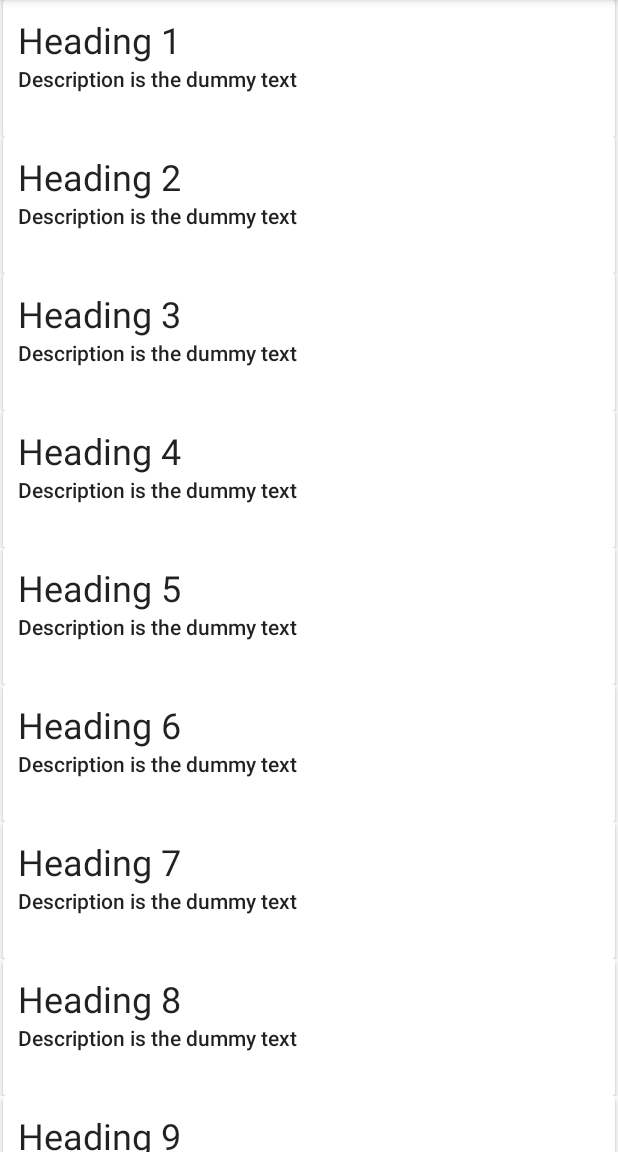
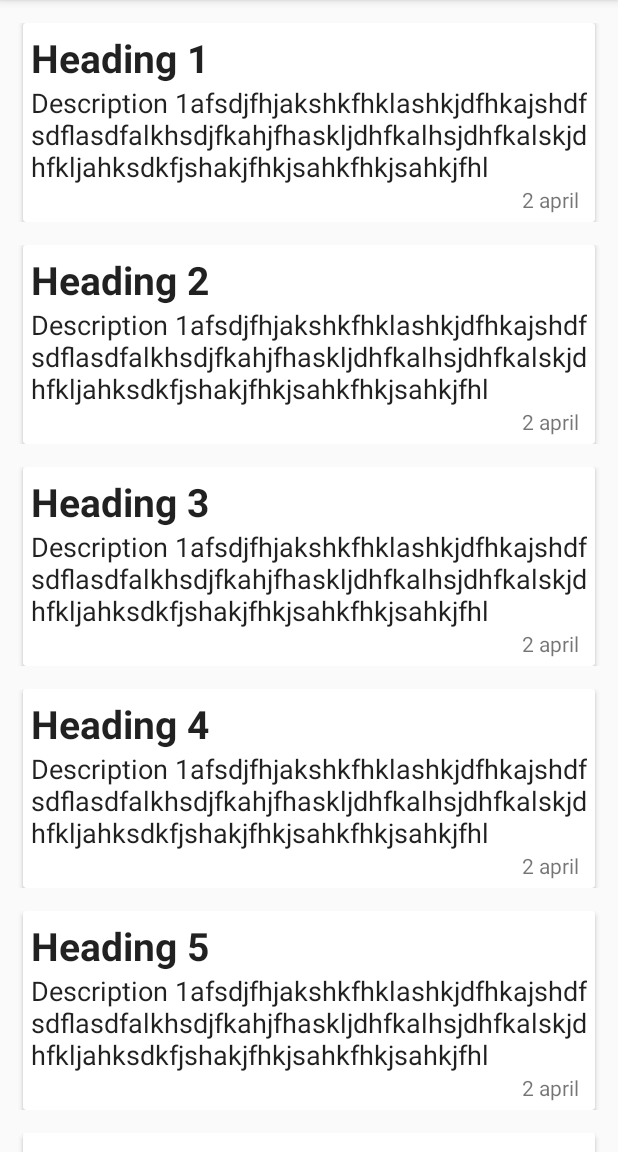
Before and after one commit to dhananjay0610/CoachingClass, an Android app: the screen it shows after launch (MainActivity), on a phone screen of 412 x 824 dp, the part 84-1236 px from its top. Run offline under Robolectric (Android 15) with nearby library versions, the phone set to English and light mode, and no system bars.

Commit message:
it has included the date section in the screen list items

```diff
--- a/app/src/main/java/com/alphaCoaching/activity/MainActivity.java
+++ b/app/src/main/java/com/alphaCoaching/activity/MainActivity.java
@@ -17,12 +17,9 @@ import java.util.List;
 
 public class MainActivity extends AppCompatActivity {
 
-
-
-
     private RecyclerView recyclerView;
     private RecyclerView.Adapter adapter;
-    private List<ListItem> listItems;
+    private ArrayList<ListItem> listItems=new ArrayList<>();
 
     @Override
     protected void onCreate(Bundle savedInstanceState) {
@@ -32,17 +29,26 @@ public class MainActivity extends AppCompatActivity {
         recyclerView=(RecyclerView)findViewById(R.id.recyclerview);
         recyclerView.setHasFixedSize(true);
         recyclerView.setLayoutManager(new LinearLayoutManager(this));
-
-        listItems =new ArrayList<>();
-
-
-        for(int i=0;i<=10;i++)
-        {
-            ListItem listItem=new ListItem("Heading " + (i+1),"Description is the dummy text");
-            listItems.add(listItem);
-        }
         adapter=new MainFragment(listItems,this);
         recyclerView.setAdapter(adapter);
 
+
+  // listItems =new ArrayList<>();
+        for(int i=0;i<=10;i++)
+        {
+            ListItem listItem=new ListItem("Heading " + (i+1),"Description 1afsdjfhjakshkfhklashkjdfhkajshdfsdflasdfalkhsdjfkahjfhaskljdhfkalhsjdhfkalskjdhfkljahksdkfjshakjfhkjsahkfhkjsahkjfhl","2 april");
+            listItems.add(listItem);
+        }
+
+
+//                listItems.add(new ListItem("heading 1","disfdshaskdhfkasjhdfkjsah","2 april"));
+//        listItems.add(new ListItem("heading 1","disfdshaskdhfkasjhdfkjsah","2 april"));
+//        listItems.add(new ListItem("heading 1","disfdshaskdhfkasjhdfkjsah","2 april"));
+//        listItems.add(new ListItem("heading 1","disfdshaskdhfkasjhdfkjsah","2 april"));
+//        listItems.add(new ListItem("heading 1","disfdshaskdhfkasjhdfkjsah","2 april"));
+//        listItems.add(new ListItem("heading 1","disfdshaskdhfkasjhdfkjsah","2 april"));
+//        listItems.add(new ListItem("heading 1","disfdshaskdhfkasjhdfkjsah","2 april"));
+//        listItems.add(new ListItem("heading 1","disfdshaskdhfkasjhdfkjsah","2 april"));
+      // adapter.notifyDataSetChanged();
     }
 }
--- a/app/src/main/java/com/alphaCoaching/fragment/ListItem.java
+++ b/app/src/main/java/com/alphaCoaching/fragment/ListItem.java
@@ -1,25 +1,40 @@
 package com.alphaCoaching.fragment;
 
 public class ListItem {
+    public static final int TEXT_TYPE = 0;
+    public static final int IMAGE_TYPE = 0;
+   //private int viewType;
+
     private String head;
-    private  String description;
+    private  String desc;
     private String date;
 
-    public ListItem(String head, String description) {
+    public ListItem(String head, String desc,String date) {
+     // this.viewType=viewType;
         this.head = head;
-        this.description = description;
+        this.desc = desc;
         this.date=date;
     }
-
-
     public String getHead() {
         return head;
     }
 
     public String getDescription() {
-        return description;
+        return desc;
     }
     public String getDate(){
         return  date;
     }
+
+    public void setHead(String head) {
+        this.head = head;
+    }
+
+    public void setDescription(String description) {
+        this.desc = description;
+    }
+
+    public void setDate(String date) {
+        this.date = date;
+    }
 }
--- a/app/src/main/java/com/alphaCoaching/fragment/MainFragment.java
+++ b/app/src/main/java/com/alphaCoaching/fragment/MainFragment.java
@@ -11,34 +11,38 @@ import androidx.recyclerview.widget.RecyclerView;
 
 import com.alphaCoaching.R;
 
+import java.util.ArrayList;
 import java.util.List;
 
 public class MainFragment extends RecyclerView.Adapter<MainFragment.ViewHolder> {
 
 
-    private List<ListItem> listItems;
+    private ArrayList<ListItem> listItems;
     private Context context;
 
 
-    public MainFragment(List<ListItem> listItems, Context context) {
+    public MainFragment(ArrayList<ListItem> listItems, Context context) {
         this.listItems = listItems;
         this.context = context;
     }
 
     @NonNull
     @Override
-    public ViewHolder onCreateViewHolder(@NonNull ViewGroup parent, int viewType) {
+    public MainFragment.ViewHolder onCreateViewHolder(@NonNull ViewGroup parent, int viewType) {
         View v= LayoutInflater.from(parent.getContext()).inflate(R.layout.list_item,parent,false);
         return new ViewHolder(v);
-    }
+
+
+
+        }
 
 
     @Override
     public void onBindViewHolder(@NonNull ViewHolder holder, int position) {
-        ListItem listItem=listItems.get(position);
-        holder.textViewHead.setText(listItem.getHead());
-        holder.textViewdesc.setText(listItem.getDescription());
-        holder.date.setText(listItem.getDate());
+     ListItem listItem=listItems.get(position);
+        holder.setHead(listItem.getHead());
+        holder.setdisc(listItem.getDescription());
+        holder.setDate(listItem.getDate());
     }
 
 
@@ -51,15 +55,24 @@ public class MainFragment extends RecyclerView.Adapter<MainFragment.ViewHolder>
     public class ViewHolder extends RecyclerView.ViewHolder{
 
         public  TextView textViewHead;
-        public TextView date;
+        public TextView textviewdate;
         public TextView textViewdesc;
         public ViewHolder(@NonNull View itemView) {
             super(itemView);
             textViewHead=(TextView)itemView.findViewById(R.id.textviewhead);
-            date=(TextView)itemView.findViewById(R.id.date);
+            textviewdate=(TextView)itemView.findViewById(R.id.textviewdate);
+            textViewdesc=(TextView)itemView.findViewById(R.id.textviewdiscription);
+     }
 
-            textViewdesc=(TextView)itemView.findViewById(R.id.textviewdiscription);
+        public void setDate(String date)
+        {
+            textviewdate.setText(date);
         }
+        public void setHead(String head)
+        {
+            textViewHead.setText(head);
+        }
+        public void setdisc(String disc) { textViewdesc.setText(disc); }
     }
 
 }
--- a/app/src/main/res/layout/activity_main.xml
+++ b/app/src/main/res/layout/activity_main.xml
@@ -3,14 +3,14 @@
     xmlns:app="http://schemas.android.com/apk/res-auto"
     xmlns:tools="http://schemas.android.com/tools"
     android:layout_width="match_parent"
-    android:layout_height="match_parent"
+    android:layout_height="wrap_content"
     tools:context=".activity.MainActivity">
 
 
 
     <androidx.recyclerview.widget.RecyclerView
         android:layout_width="match_parent"
-        android:layout_height="match_parent"
+        android:layout_height="wrap_content"
         android:id="@+id/recyclerview"
 
         >
--- a/app/src/main/res/layout/list_item.xml
+++ b/app/src/main/res/layout/list_item.xml
@@ -1,26 +1,31 @@
 <?xml version="1.0" encoding="utf-8"?>
 <androidx.constraintlayout.widget.ConstraintLayout xmlns:android="http://schemas.android.com/apk/res/android"
     android:layout_width="match_parent"
+    android:layout_marginTop="15dp"
     android:layout_height="wrap_content">
 
     <androidx.cardview.widget.CardView
         android:layout_width="match_parent"
         android:layout_height="match_parent"
-        android:layout_margin="@dimen/cardview_default_elevation"
-        android:padding="10dp">
+        android:layout_margin="15dp"
+        android:padding="19dp">
 
         <LinearLayout
             android:layout_width="match_parent"
             android:layout_height="wrap_content"
+            android:layout_gravity="center"
             android:orientation="vertical"
-            android:padding="10dp">
+            android:padding="5dp">
 
             <TextView
                 android:id="@+id/textviewhead"
                 android:layout_width="match_parent"
                 android:layout_height="wrap_content"
+                android:gravity="center_vertical"
                 android:text="Heading"
-                android:textAppearance="@style/TextAppearance.AppCompat.Headline">
+                android:textAppearance="@style/TextAppearance.AppCompat.Headline"
+                android:textSize="26dp"
+                android:textStyle="bold">
 
             </TextView>
 
@@ -28,18 +33,22 @@
                 android:id="@+id/textviewdiscription"
                 android:layout_width="match_parent"
                 android:layout_height="wrap_content"
+                android:gravity="center_vertical"
                 android:text="Description"
-                android:textAppearance="@style/TextAppearance.AppCompat.Body2">
+                android:textAppearance="@style/TextAppearance.AppCompat.Body1"
+                android:textSize="18dp">
 
             </TextView>
 
             <TextView
-                android:layout_width="388dp"
-                android:layout_height="match_parent"
-                android:textAlignment="textEnd"
+                android:id="@+id/textviewdate"
+                android:layout_width="match_parent"
+                android:layout_height="wrap_content"
                 android:layout_gravity="end"
-                android:id="@+id/date"
-                android:text="2 April" />
+                android:gravity="center_vertical"
+                android:paddingRight="5dp"
+                android:text="2 April"
+                android:textAlignment="textEnd" />
         </LinearLayout>
     </androidx.cardview.widget.CardView>
 </androidx.constraintlayout.widget.ConstraintLayout>
```
